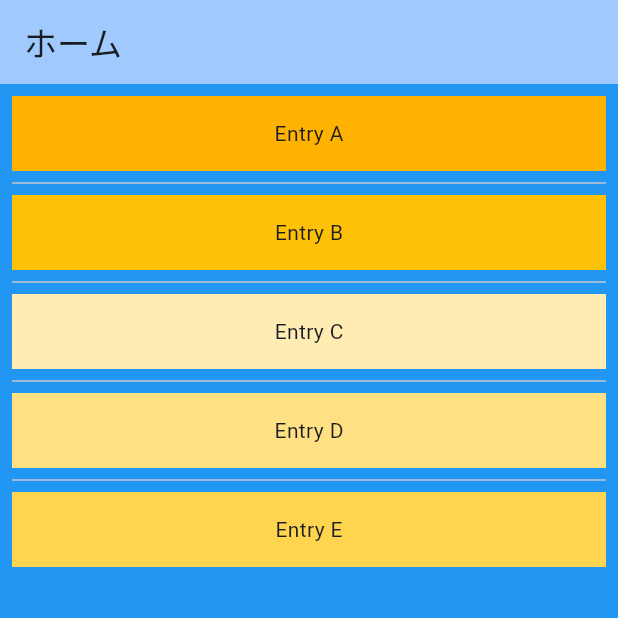
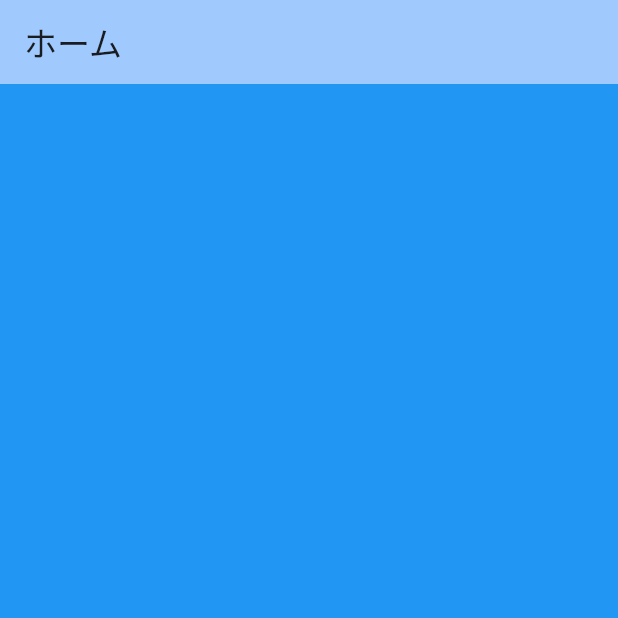
Before and after one commit to hirodesu85/flutter_univ_practice, a Flutter app: the screen it shows after launch, on a phone screen of 412 x 824 dp, the top half of it. Run offline on Flutter 3.47's test engine with Material 3 defaults, Android fonts, the phone set to English and light mode, and no system bars.

Commit message:
delete:リセット

```diff
--- a/lib/screens/home_screen.dart
+++ b/lib/screens/home_screen.dart
@@ -2,8 +2,6 @@ import 'package:flutter/material.dart';
 
 class HomeScreen extends StatelessWidget {
   const HomeScreen({super.key});
-  static List<String> entries = <String>['A', 'B', 'C', 'D', 'E'];
-  static List<int> colorCodes = <int>[600, 500, 100, 200, 300];
 
   @override
   Widget build(BuildContext context) {
@@ -15,17 +13,6 @@ class HomeScreen extends StatelessWidget {
         body: Container(
             // 色を指定
             color: Colors.blue,
-            child: ListView.separated(
-                padding: const EdgeInsets.all(8),
-                itemCount: entries.length,
-                itemBuilder: (BuildContext context, int index) {
-                  return Container(
-                    height: 50,
-                    color: Colors.amber[colorCodes[index]],
-                    child: Center(child: Text('Entry ${entries[index]}')),
-                  );
-                },
-                separatorBuilder: (BuildContext context, int index) =>
-                    const Divider())));
+            child: Container()));
   }
 }
```
Also changed, not shown: lib/screens/second_screen.dart (deleted, +0 -28 lines).
